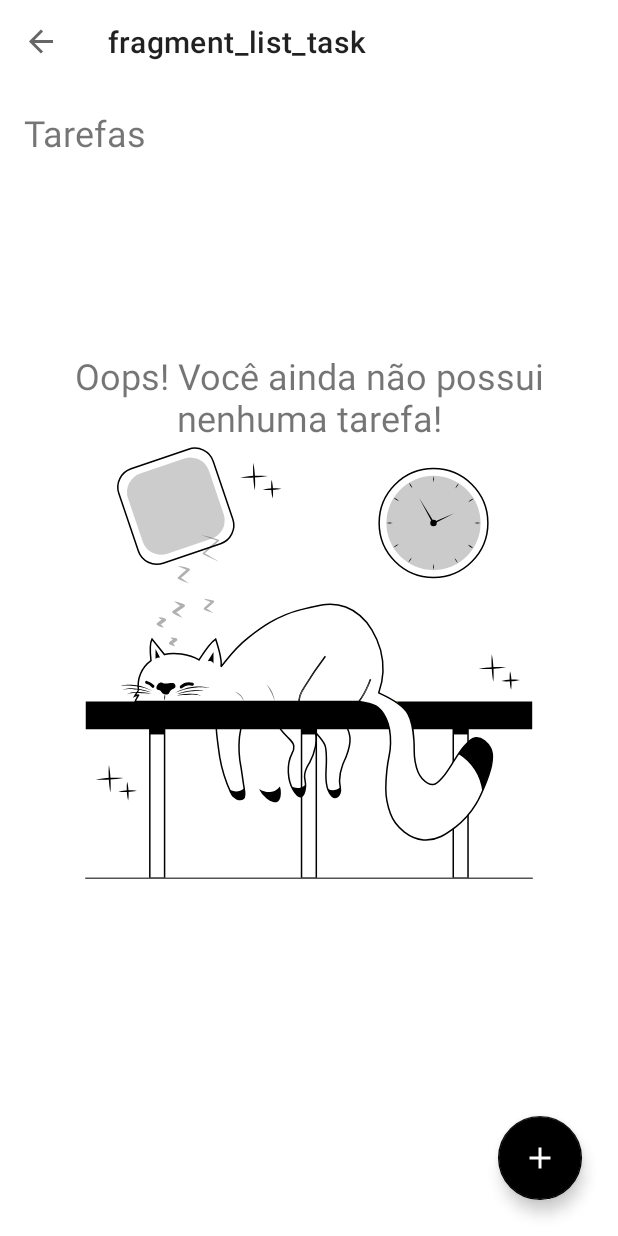
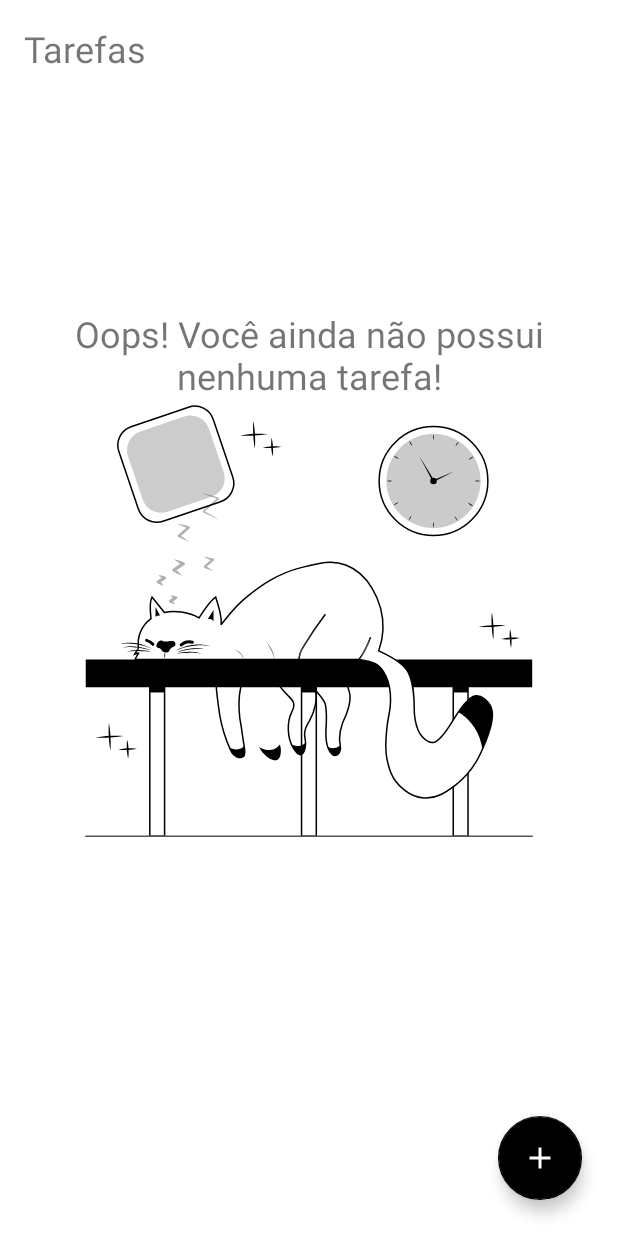
Before and after one commit to lucasrmoro/To-Do, an Android app: the screen it shows after launch (MainActivity), on a phone screen of 412 x 824 dp. Run offline under Robolectric (Android 15) with nearby library versions, the phone set to English and light mode, and no system bars; our stand-ins replace Room's generated code, navigation-ui; 2 statements that could not run were skipped.

Commit message:
Removing toolbar from main activity layout

```diff
--- a/app/src/main/res/layout/activity_main.xml
+++ b/app/src/main/res/layout/activity_main.xml
@@ -6,26 +6,16 @@
     android:layout_height="match_parent"
     tools:context=".ui.MainActivity">
 
-    <androidx.appcompat.widget.Toolbar
-        android:id="@+id/toolbar"
-        android:layout_width="match_parent"
-        android:layout_height="wrap_content"
-        app:layout_constraintEnd_toEndOf="parent"
-        app:layout_constraintStart_toStartOf="parent"
-        app:layout_constraintTop_toTopOf="parent" />
-
     <androidx.fragment.app.FragmentContainerView
         android:id="@+id/fragment_container"
         android:name="androidx.navigation.fragment.NavHostFragment"
         android:layout_width="match_parent"
-        android:layout_height="0dp"
+        android:layout_height="match_parent"
         app:defaultNavHost="true"
         app:layout_constraintBottom_toBottomOf="parent"
         app:layout_constraintEnd_toEndOf="parent"
-        app:layout_constraintHorizontal_bias="1.0"
         app:layout_constraintStart_toStartOf="parent"
-        app:layout_constraintTop_toBottomOf="@id/toolbar"
-        app:layout_constraintVertical_bias="0.0"
+        app:layout_constraintTop_toTopOf="parent"
         app:navGraph="@navigation/nav_graph" />
 
 </androidx.constraintlayout.widget.ConstraintLayout>
```
